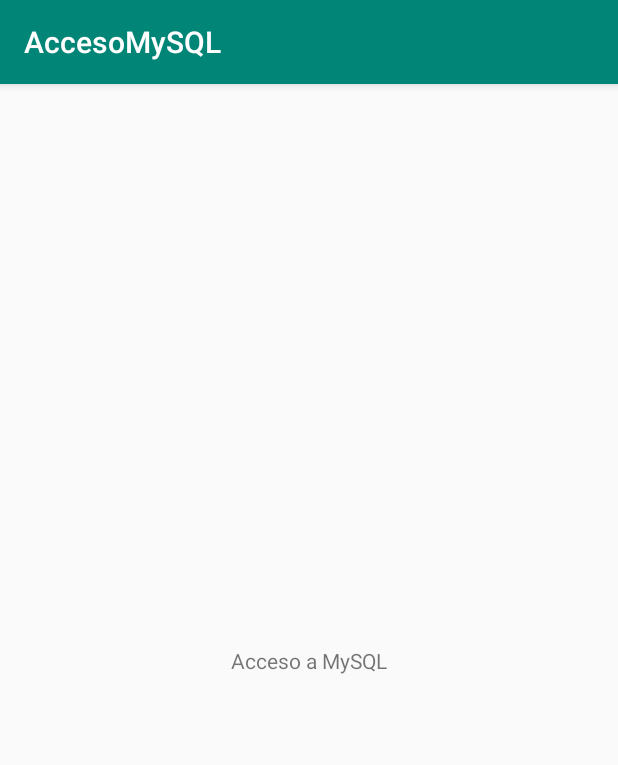
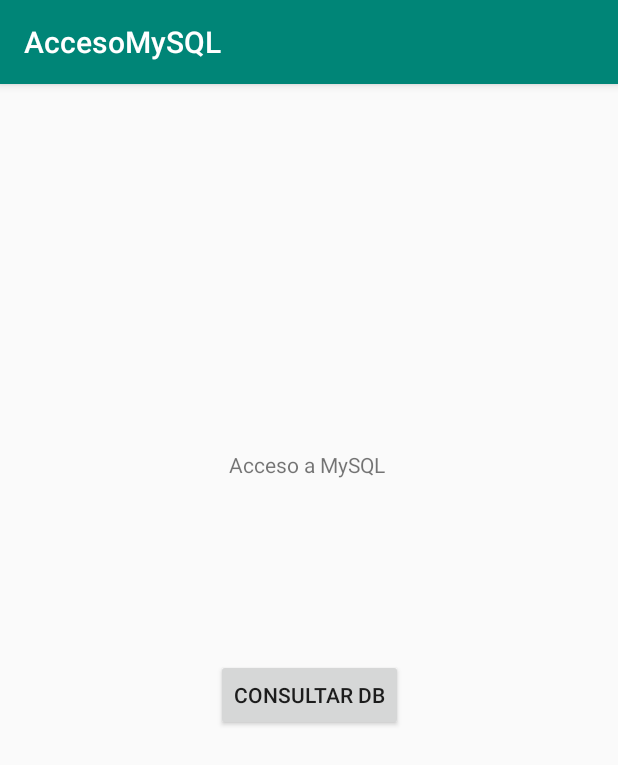
Before and after one commit to HashRaygoza/AccesoMySQL, an Android app: the screen it shows after launch (MainActivity), on a phone screen of 412 x 824 dp. Shown: the top 765 px of the screen. Run offline under Robolectric (Android 15) with nearby library versions, the phone set to English and light mode, and no system bars.

Commit message:
v 0.4
Se creo la interfaz grafica

```diff
--- a/app/src/main/res/layout/activity_main.xml
+++ b/app/src/main/res/layout/activity_main.xml
@@ -7,12 +7,27 @@
     tools:context=".MainActivity">
 
     <TextView
-        android:layout_width="wrap_content"
+        android:id="@+id/textView"
+        android:layout_width="106dp"
         android:layout_height="wrap_content"
         android:text="@string/acceso_a_mysql"
         app:layout_constraintBottom_toBottomOf="parent"
+        app:layout_constraintHorizontal_bias="0.498"
         app:layout_constraintLeft_toLeftOf="parent"
         app:layout_constraintRight_toRightOf="parent"
-        app:layout_constraintTop_toTopOf="parent" />
+        app:layout_constraintTop_toTopOf="parent"
+        app:layout_constraintVertical_bias="0.326" />
+
+    <Button
+        android:id="@+id/button2"
+        android:layout_width="wrap_content"
+        android:layout_height="wrap_content"
+        android:layout_marginStart="8dp"
+        android:layout_marginTop="120dp"
+        android:layout_marginEnd="8dp"
+        android:text="@string/textoBoton"
+        app:layout_constraintEnd_toEndOf="parent"
+        app:layout_constraintStart_toStartOf="parent"
+        app:layout_constraintTop_toBottomOf="@+id/textView" />
 
 </android.support.constraint.ConstraintLayout>
--- a/app/src/main/res/values/strings.xml
+++ b/app/src/main/res/values/strings.xml
@@ -1,4 +1,7 @@
 <resources>
     <string name="app_name">AccesoMySQL</string>
     <string name="acceso_a_mysql">Acceso a MySQL</string>
+    <string name="textoBoton">Consultar DB</string>
+    <string name="mensajeVersion">Versión MySQL</string>
+    <string name="versionMySQL">version</string>
 </resources>
```
Also changed, not shown: app/src/main/AndroidManifest.xml (+9 -1 lines), app/src/main/java/com/example/accesomysql/BaseDatosActivity.java (added, +13 -0 lines), app/src/main/res/layout/activity_base_datos.xml (added, +30 -0 lines).
